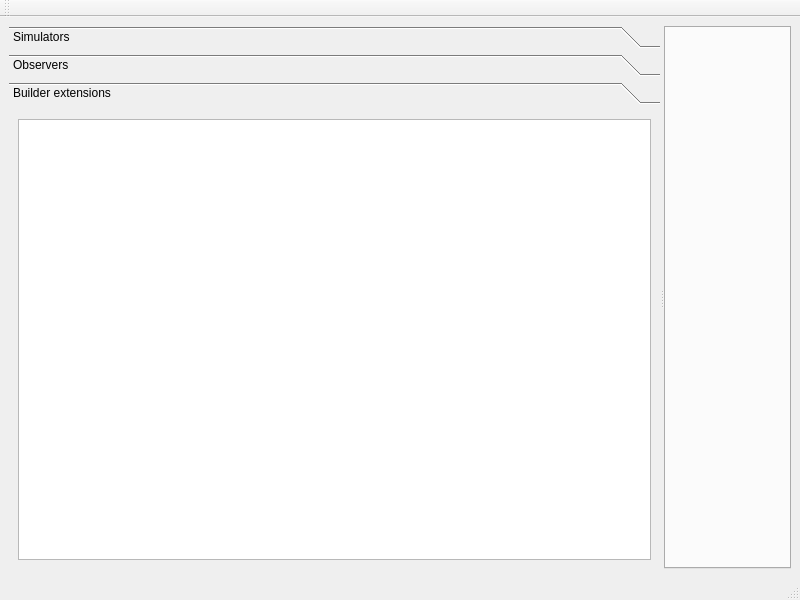
OpenFLUID/openfluid, file src/apps/openfluid-devstudio/MainWindow.ui: the form before one commit.
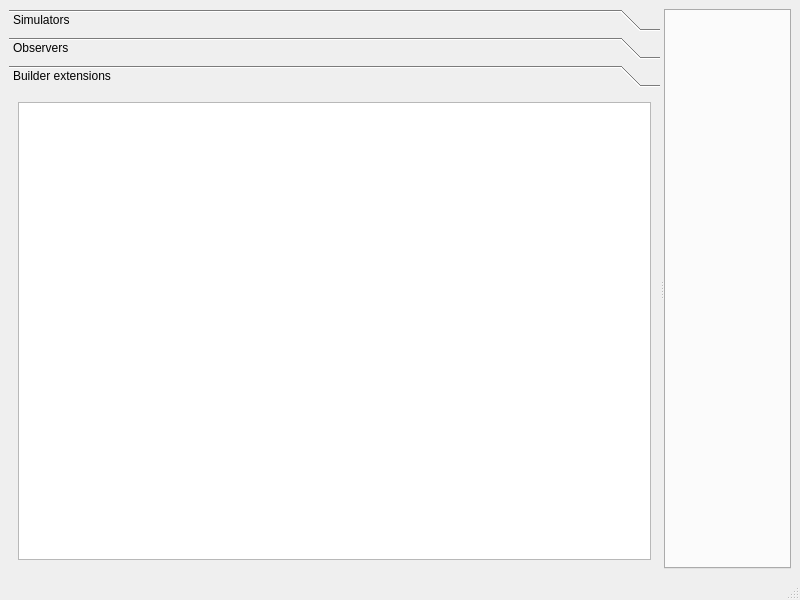
The form after the commit. The open tabs and pages were chosen to show the change. Icons and pictures are not drawn. Custom widgets are drawn as their Qt base class.

Patch:
```diff
--- a/src/apps/openfluid-devstudio/MainWindow.ui
+++ b/src/apps/openfluid-devstudio/MainWindow.ui
@@ -68,6 +68,14 @@
         </layout>
        </widget>
        <widget class="QWidget" name="ExtPage">
+        <property name="geometry">
+         <rect>
+          <x>0</x>
+          <y>0</y>
+          <width>653</width>
+          <height>429</height>
+         </rect>
+        </property>
         <attribute name="label">
          <string>Builder extensions</string>
         </attribute>
@@ -107,17 +115,6 @@
    </property>
   </widget>
   <widget class="QStatusBar" name="statusbar"/>
-  <widget class="QToolBar" name="toolBar">
-   <property name="windowTitle">
-    <string>toolBar</string>
-   </property>
-   <attribute name="toolBarArea">
-    <enum>TopToolBarArea</enum>
-   </attribute>
-   <attribute name="toolBarBreak">
-    <bool>false</bool>
-   </attribute>
-  </widget>
  </widget>
  <customwidgets>
   <customwidget>
```
Left out of the diff: 8 changed lines with no effect on the pictures.
